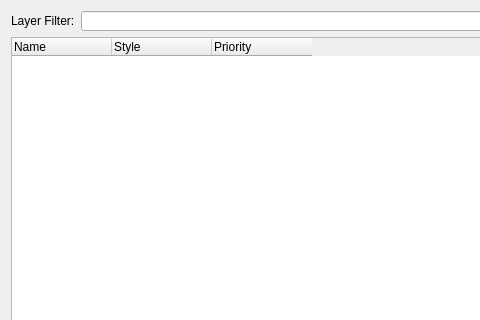
Open-MSS/MSS, file mslib/msui/ui/ui_wms_multilayers.ui: the form before one commit; both pictures show x 0 to 480 and y 0 to 320 of the 999 by 434 pixel window.
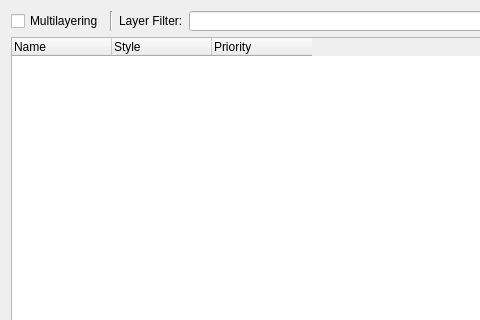
The form after the commit.

Commit message: Add a checkbox for singlelayer and multilayer mode

Patch:
```diff
--- a/mslib/msui/ui/ui_wms_multilayers.ui
+++ b/mslib/msui/ui/ui_wms_multilayers.ui
@@ -18,6 +18,20 @@
     <layout class="QVBoxLayout" name="verticalLayout_3">
      <item>
       <layout class="QHBoxLayout" name="horizontalLayout_11">
+       <item>
+        <widget class="QCheckBox" name="cbMultilayering">
+         <property name="text">
+          <string>Multilayering</string>
+         </property>
+        </widget>
+       </item>
+       <item>
+        <widget class="Line" name="line">
+         <property name="orientation">
+          <enum>Qt::Vertical</enum>
+         </property>
+        </widget>
+       </item>
        <item>
         <widget class="QLabel" name="lFilter">
          <property name="sizePolicy">
```
Left out of the diff: 4 changed lines with no effect on the pictures. The commit also changes 6 other files.
